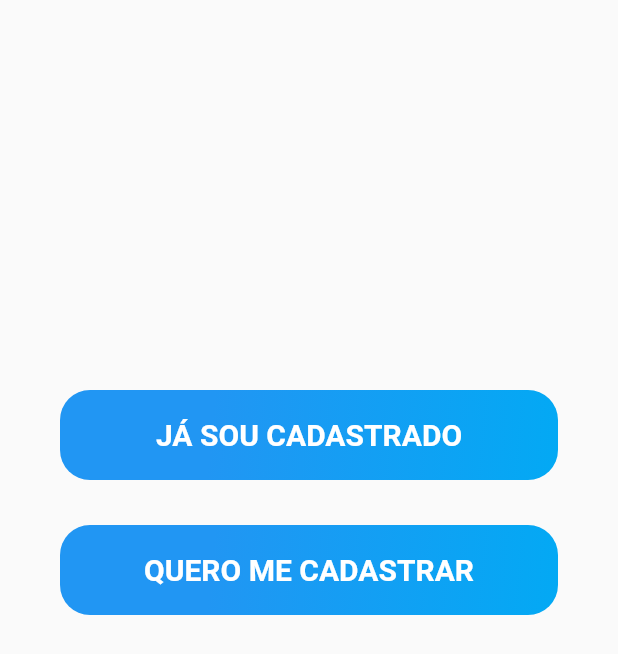
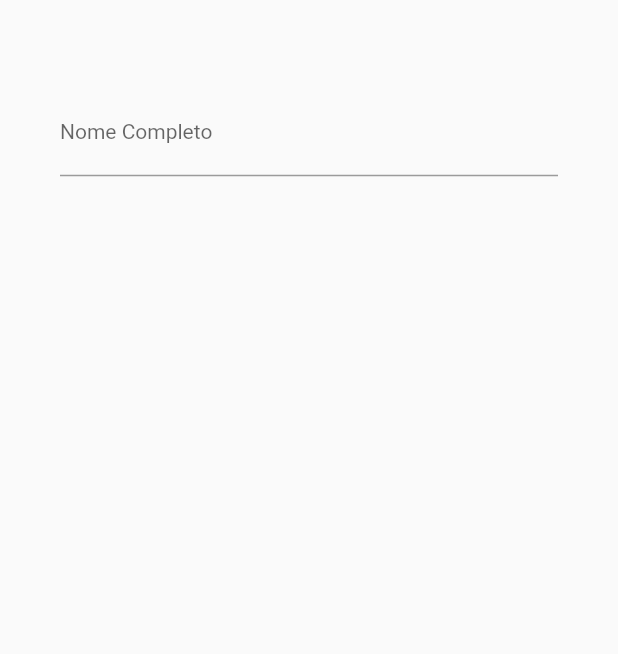
Before and after one commit to romeuporto/MaisSaude, a Flutter app: the screen it shows after launch, after a tap on "QUERO ME CADASTRAR", on a phone screen of 412 x 824 dp. Shown: the top 654 px of the screen. Run offline on Flutter 3.47's test engine with Material 2 defaults, Android fonts, the phone set to English and light mode, and no system bars.

```diff
--- a/mais_saude/lib/HomePage.dart
+++ b/mais_saude/lib/HomePage.dart
@@ -1,5 +1,6 @@
 import 'package:flutter/material.dart';
 import 'package:mais_saude/PageLogin.dart';
+import 'package:mais_saude/RegistrationPage.dart';
 
 class HomePage extends StatefulWidget {
   @override
@@ -97,7 +98,13 @@ class _HomePageState extends State<HomePage> {
                       ),
                     ],
                   ),
-                  onPressed: (){},
+                  onPressed: (){
+                    Navigator.push(
+                        context,
+                        MaterialPageRoute(builder: (context) => RegisterPage()
+                        )
+                    );
+                  },
                 ),
               ),
             )
--- a/mais_saude/lib/PageLogin.dart
+++ b/mais_saude/lib/PageLogin.dart
@@ -90,7 +90,6 @@ class _PageLoginState extends State<PageLogin> {
                     ),
                     onPressed: (){},
                   ),
-
                 )
             )
           ]
--- /dev/null
+++ b/mais_saude/lib/RegistrationPage.dart
@@ -0,0 +1,38 @@
+import 'package:flutter/material.dart';
+import 'PageLogin.dart';
+import 'HomePage.dart';
+import 'main.dart';
+
+class RegisterPage extends StatefulWidget {
+  @override
+  _RegisterPageState createState() => _RegisterPageState();
+}
+
+class _RegisterPageState extends State<RegisterPage> {
+  @override
+  Widget build(BuildContext context) {
+    return Scaffold(
+      body: Container(
+        padding: EdgeInsets.only(
+          top: 60,
+          right: 40,
+          left: 40,
+        ),
+        child: ListView(
+          children: <Widget>[
+            TextFormField(
+              keyboardType: TextInputType.text,
+              decoration: InputDecoration(
+                labelText: "Nome Completo",
+                labelStyle: TextStyle(
+                  fontSize: 14,
+                  fontWeight: FontWeight.w400,
+                )
+              )
+            )
+          ]
+        ),
+      ),
+    );
+  }
+}
```
